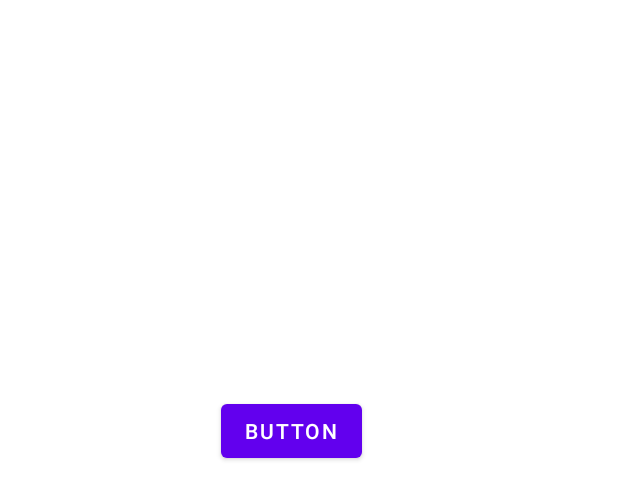
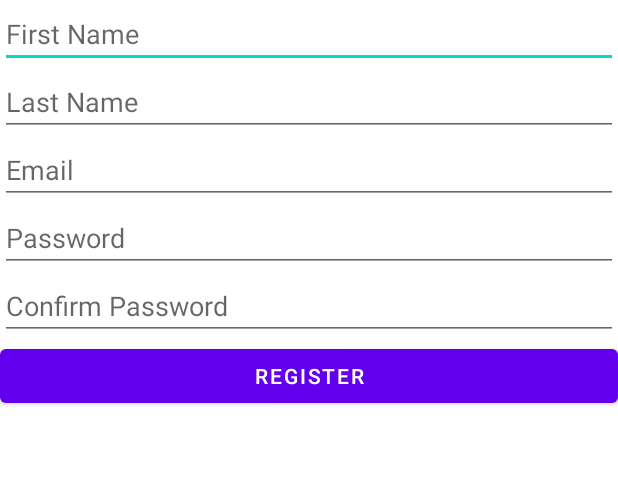
Before and after one commit to eDonkey/robyn_android, an Android app: the layout activity_step2.xml on its own in the app's theme, with its tools: preview values and no code run, on a phone screen of 412 x 824 dp. Shown: the top 500 px of the screen. Run offline under Robolectric (Android 15) with nearby library versions, the phone set to English and light mode, and no system bars.

Commit message:
search and register works successfully

```diff
--- a/DeliveryCar2_Android/app/src/main/java/com/example/deliverycar2/LoginOrRegisterActivity.kt
+++ b/DeliveryCar2_Android/app/src/main/java/com/example/deliverycar2/LoginOrRegisterActivity.kt
@@ -30,7 +30,7 @@ class LoginOrRegisterActivity : AppCompatActivity(), View.OnClickListener {
             }
             R.id.registerButton -> {
                 // Start the RegisterActivity to handle registration process
-                startActivity(Intent(this, RegisterActivity::class.java))
+                startActivity(Intent(this, Step2::class.java))
             }
         }
     }
--- a/DeliveryCar2_Android/app/src/main/res/layout/activity_step2.xml
+++ b/DeliveryCar2_Android/app/src/main/res/layout/activity_step2.xml
@@ -6,13 +6,49 @@
     android:layout_height="match_parent"
     tools:context=".Step2">
 
-    <Button
-        android:id="@+id/goBackButton"
-        android:layout_width="wrap_content"
-        android:layout_height="wrap_content"
-        android:layout_marginStart="147dp"
-        android:layout_marginTop="263dp"
-        android:text="Button"
-        app:layout_constraintStart_toStartOf="parent"
-        app:layout_constraintTop_toTopOf="parent" />
+    <LinearLayout
+        android:layout_width="match_parent"
+        android:layout_height="match_parent"
+        android:orientation="vertical">
+
+        <EditText
+            android:id="@+id/firstNameEditText"
+            android:layout_width="match_parent"
+            android:layout_height="wrap_content"
+            android:hint="First Name" />
+
+        <EditText
+            android:id="@+id/lastNameEditText"
+            android:layout_width="match_parent"
+            android:layout_height="wrap_content"
+            android:hint="Last Name" />
+
+        <EditText
+            android:id="@+id/emailEditText"
+            android:layout_width="match_parent"
+            android:layout_height="wrap_content"
+            android:hint="Email" />
+
+        <EditText
+            android:id="@+id/passwordEditText"
+            android:layout_width="match_parent"
+            android:layout_height="wrap_content"
+            android:hint="Password"
+            android:inputType="textPassword" />
+
+        <EditText
+            android:id="@+id/confirmPasswordEditText"
+            android:layout_width="match_parent"
+            android:layout_height="wrap_content"
+            android:hint="Confirm Password"
+            android:inputType="textPassword" />
+
+        <Button
+            android:id="@+id/registerButton"
+            android:layout_width="match_parent"
+            android:layout_height="wrap_content"
+            android:text="Register" />
+
+    </LinearLayout>
+
 </androidx.constraintlayout.widget.ConstraintLayout>
```
Also changed, not shown: DeliveryCar2_Android/app/build.gradle (+6 -2 lines), DeliveryCar2_Android/app/src/main/AndroidManifest.xml (+7 -1 lines), DeliveryCar2_Android/app/src/main/java/com/example/deliverycar2/Main2Activity.kt (+5 -4 lines), DeliveryCar2_Android/app/src/main/java/com/example/deliverycar2/Step2.kt (+116 -8 lines), DeliveryCar2_Android/app/src/main/java/com/example/deliverycar2/Success.kt (added, +13 -0 lines), DeliveryCar2_Android/app/src/main/res/layout/activity_success.xml (added, +19 -0 lines), DeliveryCar2_Android/build.gradle (+8 -1 lines), 1 other file.
